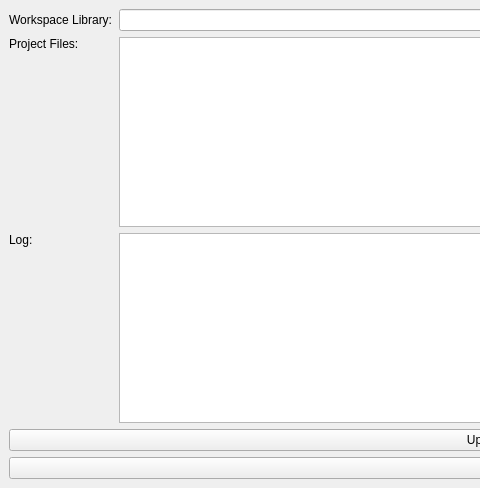
Qt form tools/ProjectLibraryUpdater/mainwindow.ui (LibrePCB/LibrePCB) before a commit; both pictures show x 0 to 480 and y 0 to 488 of the 1025 by 488 pixel window.
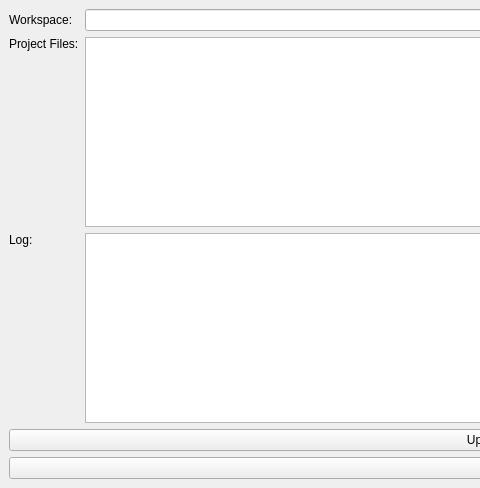
The same form after that commit.

```diff
--- a/tools/ProjectLibraryUpdater/mainwindow.ui
+++ b/tools/ProjectLibraryUpdater/mainwindow.ui
@@ -25,7 +25,7 @@
     <item row="2" column="0">
      <widget class="QLabel" name="label_2">
       <property name="text">
-       <string>Workspace Library:</string>
+       <string>Workspace:</string>
       </property>
      </widget>
     </item>
```
Left out of the diff: 2 changed lines with no effect on the pictures.
